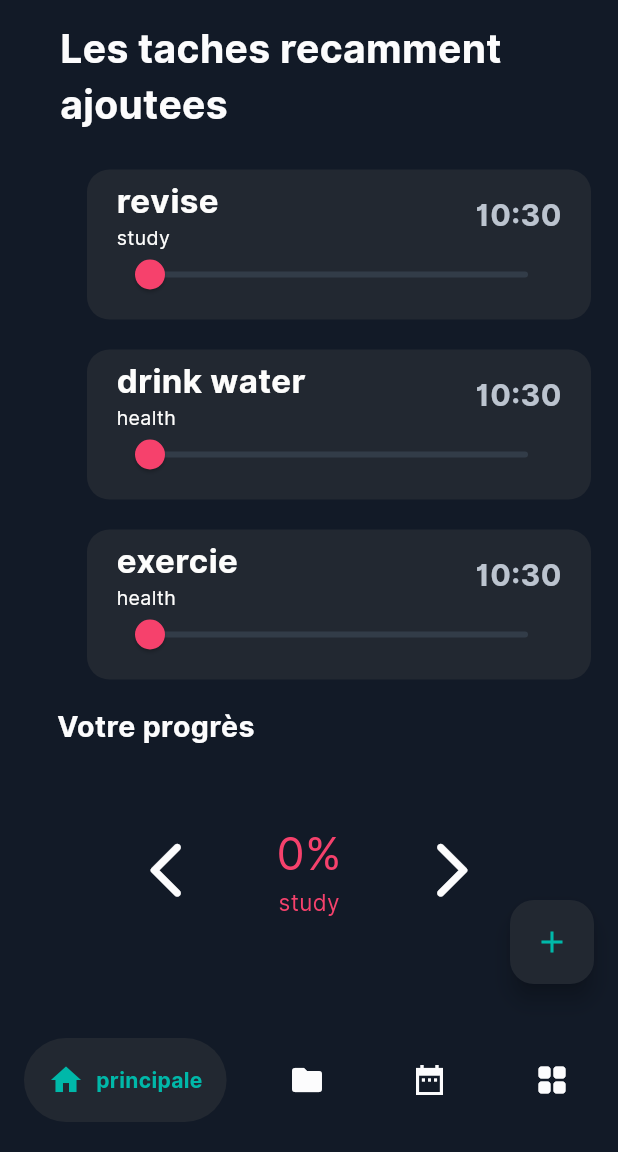
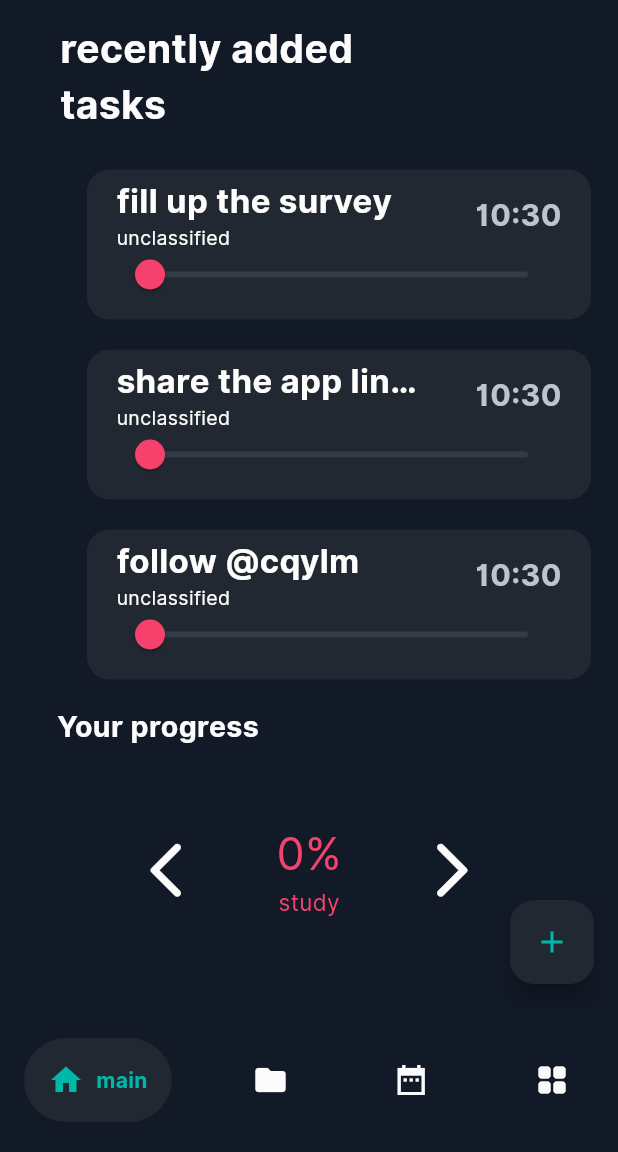
Before and after one commit to Adam-BACHI/productivity-app, a Flutter app: the Root screen opened directly, after a tap on the "arrow forward ios" icon, on a phone screen of 412 x 824 dp, the part 84-1236 px from its top. Run offline on Flutter 3.47's test engine with Material 3 defaults, Android fonts, the phone set to English and light mode, and no system bars; drawn by our look-alikes of flutter_slidable, google_nav_bar; our stand-ins replace awesome_notifications, flutter_staggered_animations, hive_flutter, lottie, smooth_page_indicator; accounts and stored records are empty.

Commit message:
mokhtar24

```diff
--- a/lib/comps/ProgressTracker.dart
+++ b/lib/comps/ProgressTracker.dart
@@ -82,7 +82,7 @@ class _ProgressTrackerState extends State<ProgressTracker> {
           crossAxisAlignment: CrossAxisAlignment.start,
           children: [
             const Text(
-              'Votre progrès',
+              'Your progress',
               style: TextStyle(
                 fontSize: 19,
                 fontWeight: FontWeight.w700,
--- a/lib/comps/TaskComp.dart
+++ b/lib/comps/TaskComp.dart
@@ -61,7 +61,7 @@ class _TaskCompState extends State<TaskComp> {
                           widget.time,
                         ),
                         Text(
-                            "votre progres: ${widget.progress.toStringAsFixed(0)}%",
+                            "your progress: ${widget.progress.toStringAsFixed(0)}%",
                             style: TextStyle(
                                 color: widget.progress < 25
                                     ? const Color.fromARGB(255, 246, 65, 108)
@@ -226,7 +226,7 @@ class _TaskCompState extends State<TaskComp> {
                           widget.time,
                         ),
                         Text(
-                            "votre progres: ${widget.progress.toStringAsFixed(0)}%",
+                            "your progress: ${widget.progress.toStringAsFixed(0)}%",
                             style: TextStyle(
                                 color: widget.progress < 25
                                     ? const Color.fromARGB(255, 246, 65, 108)
--- a/lib/comps/dayTotal.dart
+++ b/lib/comps/dayTotal.dart
@@ -32,19 +32,19 @@ class _DayTotalState extends State<DayTotal> {
   String dateToWeek(DateTime date) {
     switch (date.weekday) {
       case 1:
-        return "lundi";
+        return "monday";
       case 2:
-        return "mardi";
+        return "tuesday";
       case 3:
-        return "mercredi";
+        return "wednesday";
       case 4:
-        return "jeudi";
+        return "thursday";
       case 5:
-        return "vendredi";
+        return "friday";
       case 6:
-        return "samedi";
+        return "saturday";
       case 7:
-        return "dimanche";
+        return "sunday";
 
       default:
         return "";
--- a/lib/comps/newCat.dart
+++ b/lib/comps/newCat.dart
@@ -41,7 +41,7 @@ class _NewCatState extends State<NewCat> {
                         MaterialButton(
                           onPressed: widget.save,
                           color: const Color.fromARGB(255, 0, 184, 169),
-                          child: const Text('ajouter'),
+                          child: const Text('add'),
                         ),
                         const SizedBox(
                           width: 8,
@@ -49,7 +49,7 @@ class _NewCatState extends State<NewCat> {
                         MaterialButton(
                           onPressed: widget.cancel,
                           color: const Color.fromARGB(255, 0, 184, 169),
-                          child: const Text('annuler'),
+                          child: const Text('cancel'),
                         )
                       ],
                     ),
--- a/lib/dataBase/TaskList.dart
+++ b/lib/dataBase/TaskList.dart
@@ -11,24 +11,24 @@ class DataBase {
   void DefaultData() {
     ToDoList = [
       [
-        "exercie",
-        "health",
+        "follow @cqylm",
+        "unclassified",
         "${TimeOfDay.now().hour}:${TimeOfDay.now().minute}",
         0.0,
         false,
         DateTime.now()
       ],
       [
-        "drink water",
-        "health",
+        "share the app link in your story",
+        "unclassified",
         "${TimeOfDay.now().hour}:${TimeOfDay.now().minute}",
         0.0,
         false,
         DateTime.now()
       ],
       [
-        "revise",
-        "study",
+        "fill up the survey",
+        "unclassified",
         "${TimeOfDay.now().hour}:${TimeOfDay.now().minute}",
         0.0,
         false,
@@ -36,7 +36,7 @@ class DataBase {
       ],
     ];
     categories = [
-      'categorie',
+      'unclassified',
       'study',
       'health',
     ];
--- a/lib/pages/TaskCategories.dart
+++ b/lib/pages/TaskCategories.dart
@@ -52,7 +52,7 @@ class _TaskCatState extends State<TaskCat> {
   void _saveCat() {
     const msg = SnackBar(
       content: Text(
-        'cette categorie existe deja',
+        'this category already exists',
       ),
       duration: Duration(seconds: 3),
     );
@@ -82,10 +82,11 @@ class _TaskCatState extends State<TaskCat> {
   void remove(int ind) {
     const msg = SnackBar(
       content: Text(
-        'vous devez laisser au moins 3 taches',
+        'you should leave at least 3 tasks',
       ),
       duration: Duration(seconds: 3),
     );
+
     if (db.ToDoList.length == 3) {
       ScaffoldMessenger.of(context).showSnackBar(msg);
     } else {
@@ -100,12 +101,19 @@ class _TaskCatState extends State<TaskCat> {
     int i = 0;
     const msg = SnackBar(
       content: Text(
-        'vous ne pouvez pas supprimer une categorie sans suprimer toutes les taches de cette derniere',
+        'you can\'t remove a categorie unless you delete tasks within it',
       ),
       duration: Duration(seconds: 5),
     );
-    while (
-        (i < db.ToDoList.length) && (db.ToDoList[i][1] != db.categories[ind])) {
+    const msg2 = SnackBar(
+      content: Text(
+        'you can\'t remove this category',
+      ),
+      duration: Duration(seconds: 5),
+    );
+    if (ind != 0) {
+      while ((i < db.ToDoList.length) &&
+          (db.ToDoList[i][1] != db.categories[ind])) {
         i++;
       }
 
@@ -115,6 +123,9 @@ class _TaskCatState extends State<TaskCat> {
         });
       } else {
         ScaffoldMessenger.of(context).showSnackBar(msg);
+      }
+    } else {
+      ScaffoldMessenger.of(context).showSnackBar(msg2);
     }
   }
 
@@ -226,7 +237,7 @@ class _TaskCatState extends State<TaskCat> {
             padding: const EdgeInsets.only(top: 15),
             child: Center(
                 child: Text(
-              'Votre progres est de: ${ProgressCount().toStringAsFixed(0)}%',
+              'your progress is: ${ProgressCount().toStringAsFixed(0)}%',
               style: const TextStyle(
                   fontSize: 20,
                   fontWeight: FontWeight.w600,
--- a/lib/pages/heatMap.dart
+++ b/lib/pages/heatMap.dart
@@ -49,11 +49,17 @@ class _HeatMapState extends State<HeatMapPage> {
   void remove(int ind) {
     const msg = SnackBar(
       content: Text(
-        'vous devez laisser au moins 3 taches',
+        'you should leave at least 3 tasks',
       ),
       duration: Duration(seconds: 3),
     );
-    if (db.ToDoList.length == 3) {
+    int cpt = 0;
+    for (var i = 0; i < db.ToDoList.length; i++) {
+      if (db.ToDoList[i][4] == false) {
+        cpt++;
+      }
+    }
+    if ((db.ToDoList.length <= 3) || (cpt <= 3)) {
       ScaffoldMessenger.of(context).showSnackBar(msg);
     } else {
       setState(() {
@@ -66,7 +72,7 @@ class _HeatMapState extends State<HeatMapPage> {
   void hide(int ind) {
     const msg = SnackBar(
       content: Text(
-        'vous devez laisser au moins 3 taches',
+        'you should leave at least 3 tasks',
       ),
       duration: Duration(seconds: 3),
     );
--- a/lib/pages/home.dart
+++ b/lib/pages/home.dart
@@ -50,11 +50,17 @@ class _HomePageState extends State<HomePage> {
   void remove(int ind) {
     const msg = SnackBar(
       content: Text(
-        'vous devez laisser au moins 3 taches',
+        'you should leave at least 3 tasks',
       ),
       duration: Duration(seconds: 3),
     );
-    if (db.ToDoList.length == 3) {
+    int cpt = 0;
+    for (var i = 0; i < db.ToDoList.length; i++) {
+      if (db.ToDoList[i][4] == false) {
+        cpt++;
+      }
+    }
+    if ((db.ToDoList.length <= 3) || (cpt <= 3)) {
       ScaffoldMessenger.of(context).showSnackBar(msg);
     } else {
       setState(() {
@@ -67,7 +73,7 @@ class _HomePageState extends State<HomePage> {
   void hide(int ind) {
     const msg = SnackBar(
       content: Text(
-        'vous devez laisser au moins 3 taches',
+        'you should leave at least 3 tasks',
       ),
       duration: Duration(seconds: 3),
     );
@@ -98,7 +104,7 @@ class _HomePageState extends State<HomePage> {
           const Padding(
             padding: EdgeInsets.only(top: 70, left: 40),
             child: Text(
-              'Les taches recamment\najoutees',
+              'recently added\ntasks',
               style: TextStyle(
                 fontSize: 26,
                 color: Color.fromARGB(255, 252, 252, 253),
--- a/lib/pages/introPages/welcome1.dart
+++ b/lib/pages/introPages/welcome1.dart
@@ -20,7 +20,7 @@ class Welcome1 extends StatelessWidget {
         ),
         const Center(
           child: Text(
-            'Gagnez du temps!',
+            'Save time!',
             style: TextStyle(
                 fontSize: 22,
                 fontWeight: FontWeight.w900,
@@ -32,10 +32,11 @@ class Welcome1 extends StatelessWidget {
         ),
         const Center(
           child: Text(
-            'Lorem ipsum Lorem ipsumLorem ipsumLorem\n                          ipsumLorem ipsum',
+            'Lorem ipsum Lorem ipsumLorem ipsumLorem\nipsumLorem ipsum',
             style: TextStyle(
                 fontWeight: FontWeight.w400,
                 color: Color.fromARGB(255, 253, 253, 252)),
+            textAlign: TextAlign.center,
           ),
         ),
       ],
--- a/lib/pages/introPages/welcome2.dart
+++ b/lib/pages/introPages/welcome2.dart
@@ -20,7 +20,7 @@ class Welcome2 extends StatelessWidget {
         ),
         const Center(
           child: Text(
-            'Obtenez un plan personnalise!',
+            'Follow your progress!',
             style: TextStyle(
                 fontSize: 22,
                 fontWeight: FontWeight.w900,
@@ -32,10 +32,11 @@ class Welcome2 extends StatelessWidget {
         ),
         const Center(
           child: Text(
-            'Lorem ipsum Lorem ipsumLorem ipsumLorem\n                          ipsumLorem ipsum',
+            'Lorem ipsum Lorem ipsumLorem ipsumLorem\nipsumLorem ipsum',
             style: TextStyle(
                 fontWeight: FontWeight.w400,
                 color: Color.fromARGB(255, 253, 253, 252)),
+            textAlign: TextAlign.center,
           ),
         ),
       ],
--- a/lib/pages/introPages/welcome3.dart
+++ b/lib/pages/introPages/welcome3.dart
@@ -20,7 +20,7 @@ class Welcome3 extends StatelessWidget {
         ),
         const Center(
           child: Text(
-            'Faites tout ce que vous planifiez!',
+            'Finish all your tasks',
             style: TextStyle(
                 fontSize: 22,
                 fontWeight: FontWeight.w900,
@@ -32,10 +32,11 @@ class Welcome3 extends StatelessWidget {
         ),
         const Center(
           child: Text(
-            'Lorem ipsum Lorem ipsumLorem ipsumLorem\n                          ipsumLorem ipsum',
+            'Lorem ipsum Lorem ipsumLorem ipsumLorem\nipsumLorem ipsum',
             style: TextStyle(
                 fontWeight: FontWeight.w400,
                 color: Color.fromARGB(255, 253, 253, 252)),
+            textAlign: TextAlign.center,
           ),
         ),
       ],
--- a/lib/pages/root.dart
+++ b/lib/pages/root.dart
@@ -57,7 +57,7 @@ class _WelcomeState extends State<Root> {
     db.UpdateData();
   }
 
-  String _dropValue = "categorie";
+  String _dropValue = "unclassified";
   TimeOfDay _time = TimeOfDay.now();
 
   void _save() {
@@ -235,19 +235,19 @@ class _WelcomeState extends State<Root> {
             tabs: const [
               GButton(
                 icon: Icons.home,
-                text: 'principale',
+                text: 'main',
               ),
               GButton(
                 icon: Icons.folder,
-                text: 'toutes les taches',
+                text: 'all tasks',
               ),
               GButton(
                 icon: Icons.date_range_sharp,
-                text: 'Bilan de semaine',
+                text: 'week summary',
               ),
               GButton(
                 icon: Icons.grid_view_rounded,
-                text: 'Heatmap',
+                text: 'heatmap',
               ),
             ],
           ),
--- a/lib/pages/weekBilan.dart
+++ b/lib/pages/weekBilan.dart
@@ -32,19 +32,19 @@ class _WeekState extends State<Week> {
   String dateToWeek(DateTime date) {
     switch (date.weekday) {
       case 1:
-        return "lundi";
+        return "monday";
       case 2:
-        return "mardi";
+        return "tuesday";
       case 3:
-        return "mercredi";
+        return "wednesday";
       case 4:
-        return "jeudi";
+        return "thursday";
       case 5:
-        return "vendredi";
+        return "friday";
       case 6:
-        return "samedi";
+        return "saturday";
       case 7:
-        return "dimanche";
+        return "sunday";
 
       default:
         return "";
@@ -57,8 +57,7 @@ class _WeekState extends State<Week> {
     int i = 0;
     firstSun = DateTime.now();
 
-    while (
-        dateToWeek(DateTime.now().subtract(Duration(days: i))) != "dimanche") {
+    while (dateToWeek(DateTime.now().subtract(Duration(days: i))) != "sunday") {
       i++;
       firstSun = DateTime.now().subtract(Duration(days: i));
     }
@@ -81,7 +80,7 @@ class _WeekState extends State<Week> {
         const Padding(
           padding: EdgeInsets.only(top: 80, left: 30),
           child: Text(
-            'Bilan de la semaine',
+            'Week summary',
             style: TextStyle(
               fontSize: 26,
               color: Color.fromARGB(255, 252, 252, 253),
@@ -96,7 +95,7 @@ class _WeekState extends State<Week> {
               itemCount: 7,
               itemBuilder: (context, i) {
                 return Padding(
-                  padding: const EdgeInsets.only(left: 30, top: 20),
+                  padding: const EdgeInsets.only(left: 30, top: 10),
                   child: DayTotal(date: begOfWeek().add(Duration(days: i))),
                 );
               },
--- a/lib/pages/welcome.dart
+++ b/lib/pages/welcome.dart
@@ -79,7 +79,7 @@ class _WelcomeState extends State<Welcome> {
                   },
                   child: const Padding(
                     padding: EdgeInsets.only(top: 680),
-                    child: introButton(title: 'Commencer'),
+                    child: introButton(title: 'Start!'),
                   ),
                 )
               : GestureDetector(
@@ -91,7 +91,7 @@ class _WelcomeState extends State<Welcome> {
                   },
                   child: const Padding(
                     padding: EdgeInsets.only(top: 680),
-                    child: introButton(title: 'Suivant'),
+                    child: introButton(title: 'Next'),
                   ),
                 ),
 
```
Also changed, not shown: lib/comps/newTask.dart (+4 -4 lines). Lines whose indentation alone changed are shown as unchanged.
